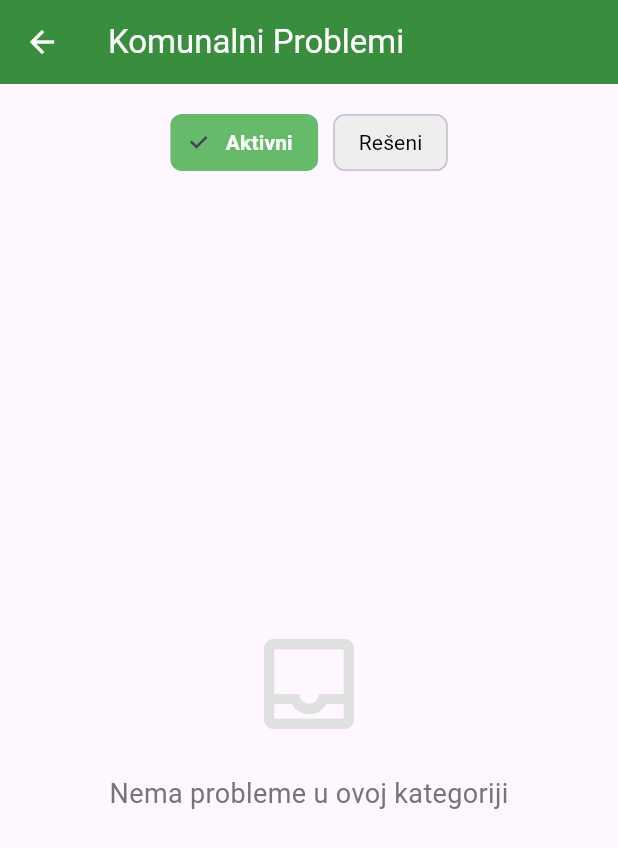
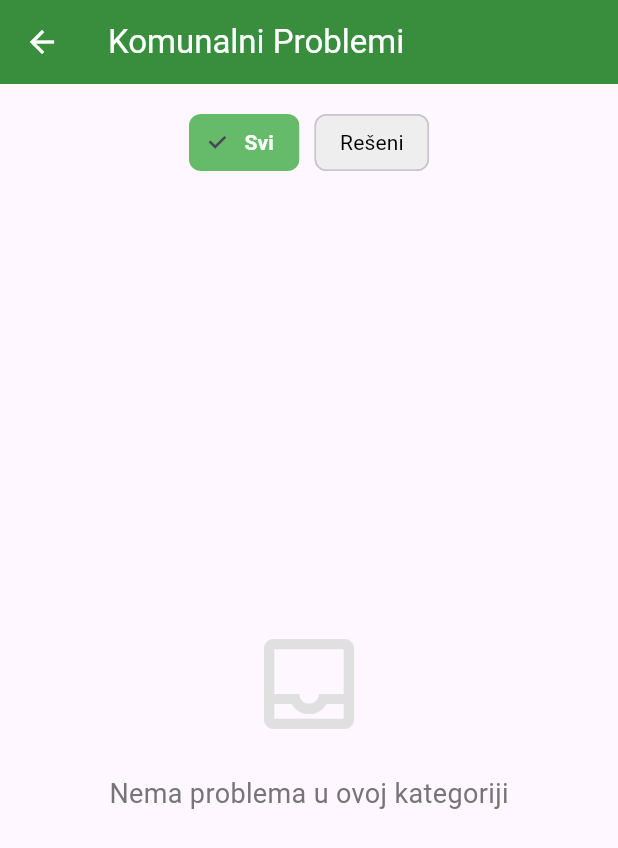
Before and after one commit to mrackegithub/Prva_flutter_aplikacija_projekat, a Flutter app: the CommunityProblemsScreen screen opened directly, on a phone screen of 412 x 824 dp. Shown: the top 848 px of the screen. Run offline on Flutter 3.47's test engine with Material 3 defaults, Android fonts, the phone set to English and light mode, and no system bars; our stand-ins replace cloud_firestore, firebase_auth, firebase_core, flutter_map, geocoding, geolocator and 4 more; accounts and stored records are empty.

Commit message:
Sklonjene nepotrebne stvari

```diff
--- a/lib/Ekrani/available_problems.dart
+++ b/lib/Ekrani/available_problems.dart
@@ -32,8 +32,6 @@ class _AvailableProblemsScreenState extends State<AvailableProblemsScreen> {
               child: Row(
                 children: [
                   _buildFilterButton('Svi'),
-                  const SizedBox(width: 8),
-                  _buildFilterButton('Aktivni'),
                   const SizedBox(width: 8),
                   _buildFilterButton('Rešeni'),
                 ],
--- a/lib/Ekrani/community_problems.dart
+++ b/lib/Ekrani/community_problems.dart
@@ -29,7 +29,7 @@ class _CommunityProblemsScreenState extends State<CommunityProblemsScreen> {
               scrollDirection: Axis.horizontal,
               child: Row(
                 children: [
-                  _buildFilterButton('Aktivni', 'pending'),
+                  _buildFilterButton('Svi', 'pending'),
                   const SizedBox(width: 10),
                   _buildFilterButton('Rešeni', 'resolved'),
                 ],
@@ -60,7 +60,7 @@ class _CommunityProblemsScreenState extends State<CommunityProblemsScreen> {
                             size: 80, color: Colors.grey[300]),
                         const SizedBox(height: 20),
                         Text(
-                          'Nema probleme u ovoj kategoriji',
+                          'Nema problema u ovoj kategoriji',
                           style: TextStyle(
                             fontSize: 18,
                             color: Colors.grey[600],
--- a/lib/Ekrani/user.dart
+++ b/lib/Ekrani/user.dart
@@ -391,7 +391,7 @@ class _HomePageState extends State<HomePage> {
                         ),
                         Expanded(
                           child: Text(
-                            'Trebam pomoć - prikaži sve korisnike',
+                            'Prikazi svim korisnicima da mi je potrebna pomoć oko rešavanja ovog problema',
                             style: TextStyle(
                               fontSize: 14,
                               color: Colors.green[800],
@@ -518,13 +518,6 @@ class _HomePageState extends State<HomePage> {
               Navigator.pop(context);
             },
           ),
-          ListTile(
-            leading: Icon(Icons.list_alt, color: Colors.blue[600]),
-            title: const Text('Vidi Probleme'),
-            onTap: () {
-              Navigator.pop(context);
-            },
-          ),
           const Divider(),
           ListTile(
             leading: Icon(Icons.logout, color: Colors.red[600]),
```
Also changed, not shown: lib/Ekrani/admin.dart (+15 -42 lines).
